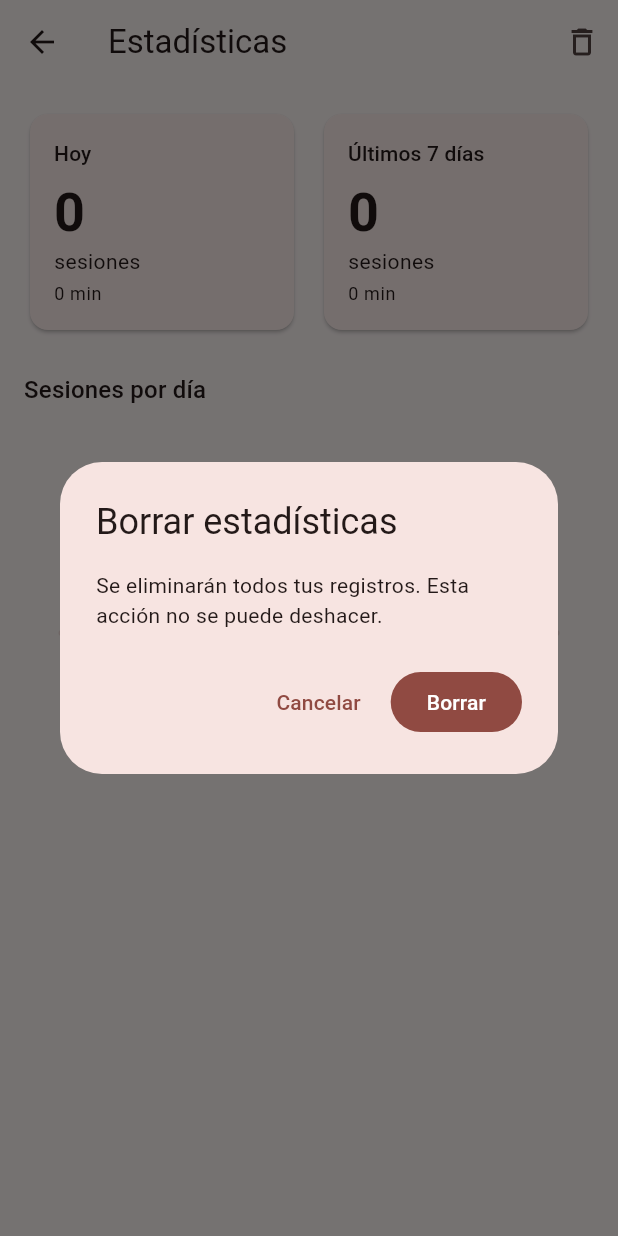
After one commit to LuisE312/pomodoro-app, a Flutter app: the StatsPage screen opened directly, after a tap on the "delete outline" icon, on a phone screen of 412 x 824 dp. The commit adds this screen. Run offline on Flutter 3.47's test engine with Material 3 defaults, Android fonts, the phone set to English and light mode, and no system bars; our stand-ins replace audioplayers, shared_preferences; accounts and stored records are empty.

Commit message:
feat: estadísticas diarias y semanales

```diff
--- a/lib/pomodoro_page.dart
+++ b/lib/pomodoro_page.dart
@@ -7,6 +7,9 @@ import 'package:flutter/services.dart';
 import 'pomodoro_phase.dart';
 import 'settings.dart';
 import 'settings_page.dart';
+
+import 'stats.dart';
+import 'stats_page.dart';
 
 /// Pantalla principal con el temporizador.
 class PomodoroPage extends StatefulWidget {
@@ -79,8 +82,11 @@ class _PomodoroPageState extends State<PomodoroPage> {
 
   void _completePhase() {
     _timer?.cancel();
-    if (_phase == PomodoroPhase.focus) _completedFocus++;
-    final next = _nextPhase();
+    if (_phase == PomodoroPhase.focus) {
+      _completedFocus++;
+      // Solo se registran las sesiones de enfoque completadas hasta el final.
+      StatsRepository.recordSession(_settings.durationOf(_phase).inMinutes);
+    }    final next = _nextPhase();
     setState(() {
       _phase = next;
       _remaining = _settings.durationOf(next);
@@ -109,6 +115,12 @@ class _PomodoroPageState extends State<PomodoroPage> {
         debugPrint('No se pudo reproducir el sonido: $e');
       }
     }
+  }
+
+  void _openStats() {
+    Navigator.of(context).push(
+      MaterialPageRoute(builder: (_) => const StatsPage()),
+    );
   }
 
   // ---------- Ajustes ----------
@@ -159,6 +171,11 @@ class _PomodoroPageState extends State<PomodoroPage> {
         title: const Text('🍅 Pomodoro'),
         centerTitle: true,
         actions: [
+          IconButton(
+            icon: const Icon(Icons.bar_chart),
+            tooltip: 'Estadísticas',
+            onPressed: _openStats,
+          ),
           IconButton(
             icon: const Icon(Icons.settings),
             tooltip: 'Ajustes',
--- /dev/null
+++ b/lib/stats.dart
@@ -0,0 +1,68 @@
+import 'dart:convert';
+
+import 'package:shared_preferences/shared_preferences.dart';
+
+/// Resumen de un día: cuántas sesiones de enfoque y cuántos minutos.
+class DayStats {
+  const DayStats({this.sessions = 0, this.minutes = 0});
+
+  final int sessions;
+  final int minutes;
+
+  /// Devuelve una copia con una sesión más.
+  DayStats add(int addedMinutes) =>
+      DayStats(sessions: sessions + 1, minutes: minutes + addedMinutes);
+
+  Map<String, dynamic> toJson() => {'sessions': sessions, 'minutes': minutes};
+
+  factory DayStats.fromJson(Map<String, dynamic> json) => DayStats(
+    sessions: json['sessions'] as int? ?? 0,
+    minutes: json['minutes'] as int? ?? 0,
+  );
+}
+
+/// Guarda y lee las estadísticas del teléfono.
+/// Se almacenan como un mapa: { "2026-10-07": {sessions: 3, minutes: 75} }
+class StatsRepository {
+  static const _key = 'stats_v1';
+
+  /// Convierte una fecha en texto "aaaa-mm-dd" para usarla como clave.
+  static String dayKey(DateTime d) {
+    final y = d.year.toString().padLeft(4, '0');
+    final m = d.month.toString().padLeft(2, '0');
+    final day = d.day.toString().padLeft(2, '0');
+    return '$y-$m-$day';
+  }
+
+  static Future<Map<String, DayStats>> load() async {
+    final prefs = await SharedPreferences.getInstance();
+    final raw = prefs.getString(_key);
+    if (raw == null) return {};
+    try {
+      final decoded = jsonDecode(raw) as Map<String, dynamic>;
+      return decoded.map(
+            (k, v) => MapEntry(k, DayStats.fromJson(v as Map<String, dynamic>)),
+      );
+    } catch (_) {
+      // Si los datos estuvieran dañados, empezamos de cero en vez de fallar.
+      return {};
+    }
+  }
+
+  /// Registra una sesión de enfoque completada hoy.
+  static Future<void> recordSession(int minutes) async {
+    final all = await load();
+    final key = dayKey(DateTime.now());
+    all[key] = (all[key] ?? const DayStats()).add(minutes);
+    final prefs = await SharedPreferences.getInstance();
+    await prefs.setString(
+      _key,
+      jsonEncode(all.map((k, v) => MapEntry(k, v.toJson()))),
+    );
+  }
+
+  static Future<void> clear() async {
+    final prefs = await SharedPreferences.getInstance();
+    await prefs.remove(_key);
+  }
+}
--- /dev/null
+++ b/lib/stats_page.dart
@@ -0,0 +1,222 @@
+import 'dart:math';
+
+import 'package:flutter/material.dart';
+
+import 'stats.dart';
+
+/// Pantalla de estadísticas: resumen de hoy, de la semana y gráfico.
+class StatsPage extends StatefulWidget {
+  const StatsPage({super.key});
+
+  @override
+  State<StatsPage> createState() => _StatsPageState();
+}
+
+class _StatsPageState extends State<StatsPage> {
+  late Future<Map<String, DayStats>> _future = StatsRepository.load();
+
+  static const _weekdayLabels = ['L', 'M', 'X', 'J', 'V', 'S', 'D'];
+
+  String _formatMinutes(int m) {
+    if (m < 60) return '$m min';
+    final h = m ~/ 60;
+    final r = m % 60;
+    return r == 0 ? '$h h' : '$h h $r min';
+  }
+
+  Future<void> _confirmClear() async {
+    final ok = await showDialog<bool>(
+      context: context,
+      builder: (ctx) => AlertDialog(
+        title: const Text('Borrar estadísticas'),
+        content: const Text(
+          'Se eliminarán todos tus registros. Esta acción no se puede deshacer.',
+        ),
+        actions: [
+          TextButton(
+            onPressed: () => Navigator.pop(ctx, false),
+            child: const Text('Cancelar'),
+          ),
+          FilledButton(
+            onPressed: () => Navigator.pop(ctx, true),
+            child: const Text('Borrar'),
+          ),
+        ],
+      ),
+    );
+    if (ok != true) return;
+    await StatsRepository.clear();
+    if (!mounted) return;
+    setState(() => _future = StatsRepository.load());
+  }
+
+  @override
+  Widget build(BuildContext context) {
+    return Scaffold(
+      appBar: AppBar(
+        title: const Text('Estadísticas'),
+        actions: [
+          IconButton(
+            icon: const Icon(Icons.delete_outline),
+            tooltip: 'Borrar estadísticas',
+            onPressed: _confirmClear,
+          ),
+        ],
+      ),
+      body: FutureBuilder<Map<String, DayStats>>(
+        future: _future,
+        builder: (context, snapshot) {
+          if (!snapshot.hasData) {
+            return const Center(child: CircularProgressIndicator());
+          }
+          return _buildContent(context, snapshot.data!);
+        },
+      ),
+    );
+  }
+
+  Widget _buildContent(BuildContext context, Map<String, DayStats> data) {
+    final now = DateTime.now();
+    // Los últimos 7 días, del más antiguo al de hoy.
+    final days = List.generate(
+      7,
+          (i) => DateTime(now.year, now.month, now.day - (6 - i)),
+    );
+    final stats = [
+      for (final d in days) data[StatsRepository.dayKey(d)] ?? const DayStats(),
+    ];
+
+    final today = stats.last;
+    final weekSessions = stats.fold<int>(0, (sum, s) => sum + s.sessions);
+    final weekMinutes = stats.fold<int>(0, (sum, s) => sum + s.minutes);
+    final maxSessions = max(1, stats.map((s) => s.sessions).reduce(max));
+
+    return ListView(
+      padding: const EdgeInsets.all(16),
+      children: [
+        Row(
+          children: [
+            Expanded(
+              child: _StatCard(
+                title: 'Hoy',
+                sessions: today.sessions,
+                time: _formatMinutes(today.minutes),
+              ),
+            ),
+            const SizedBox(width: 12),
+            Expanded(
+              child: _StatCard(
+                title: 'Últimos 7 días',
+                sessions: weekSessions,
+                time: _formatMinutes(weekMinutes),
+              ),
+            ),
+          ],
+        ),
+        const SizedBox(height: 24),
+        Text(
+          'Sesiones por día',
+          style: Theme.of(context).textTheme.titleMedium,
+        ),
+        const SizedBox(height: 16),
+        SizedBox(
+          height: 160,
+          child: Row(
+            crossAxisAlignment: CrossAxisAlignment.end,
+            mainAxisAlignment: MainAxisAlignment.spaceEvenly,
+            children: [
+              for (var i = 0; i < days.length; i++)
+                _Bar(
+                  count: stats[i].sessions,
+                  maxCount: maxSessions,
+                  label: _weekdayLabels[days[i].weekday - 1],
+                  isToday: i == days.length - 1,
+                ),
+            ],
+          ),
+        ),
+      ],
+    );
+  }
+}
+
+/// Tarjeta con el número de sesiones y el tiempo total.
+class _StatCard extends StatelessWidget {
+  const _StatCard({
+    required this.title,
+    required this.sessions,
+    required this.time,
+  });
+
+  final String title;
+  final int sessions;
+  final String time;
+
+  @override
+  Widget build(BuildContext context) {
+    final textTheme = Theme.of(context).textTheme;
+    return Card(
+      child: Padding(
+        padding: const EdgeInsets.all(16),
+        child: Column(
+          crossAxisAlignment: CrossAxisAlignment.start,
+          children: [
+            Text(title, style: textTheme.labelLarge),
+            const SizedBox(height: 8),
+            Text(
+              '$sessions',
+              style: textTheme.displaySmall?.copyWith(
+                fontWeight: FontWeight.bold,
+              ),
+            ),
+            Text(sessions == 1 ? 'sesión' : 'sesiones'),
+            const SizedBox(height: 4),
+            Text(time, style: textTheme.bodySmall),
+          ],
+        ),
+      ),
+    );
+  }
+}
+
+/// Una barra del gráfico semanal.
+class _Bar extends StatelessWidget {
+  const _Bar({
+    required this.count,
+    required this.maxCount,
+    required this.label,
+    required this.isToday,
+  });
+
+  final int count;
+  final int maxCount;
+  final String label;
+  final bool isToday;
+
+  @override
+  Widget build(BuildContext context) {
+    final colors = Theme.of(context).colorScheme;
+    return Column(
+      mainAxisAlignment: MainAxisAlignment.end,
+      children: [
+        Text('$count'),
+        const SizedBox(height: 4),
+        Container(
+          width: 28,
+          height: count == 0 ? 4 : 100 * count / maxCount,
+          decoration: BoxDecoration(
+            color: count == 0 ? colors.surfaceContainerHighest : colors.primary,
+            borderRadius: BorderRadius.circular(6),
+          ),
+        ),
+        const SizedBox(height: 4),
+        Text(
+          label,
+          style: TextStyle(
+            fontWeight: isToday ? FontWeight.bold : FontWeight.normal,
+          ),
+        ),
+      ],
+    );
+  }
+}
```
Also changed, not shown: 1 other file.
